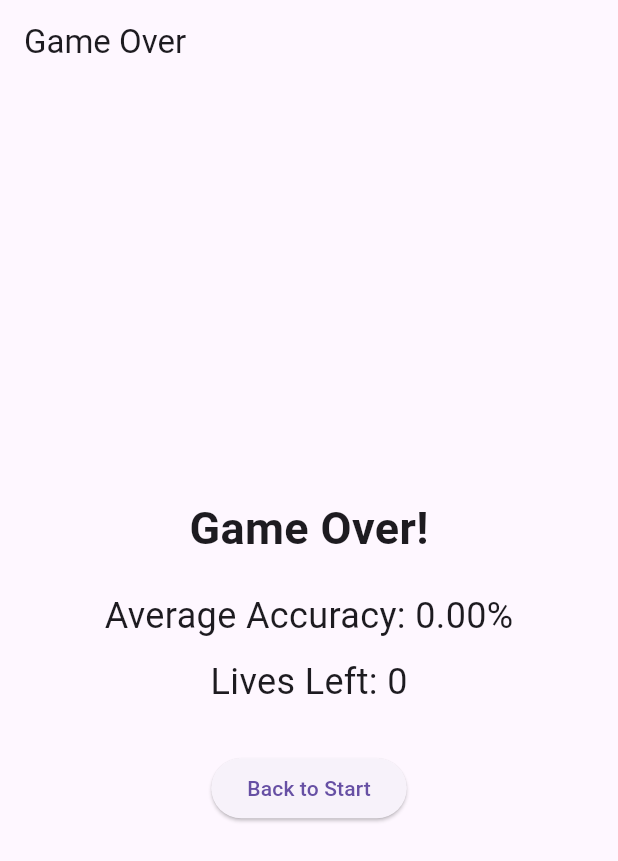
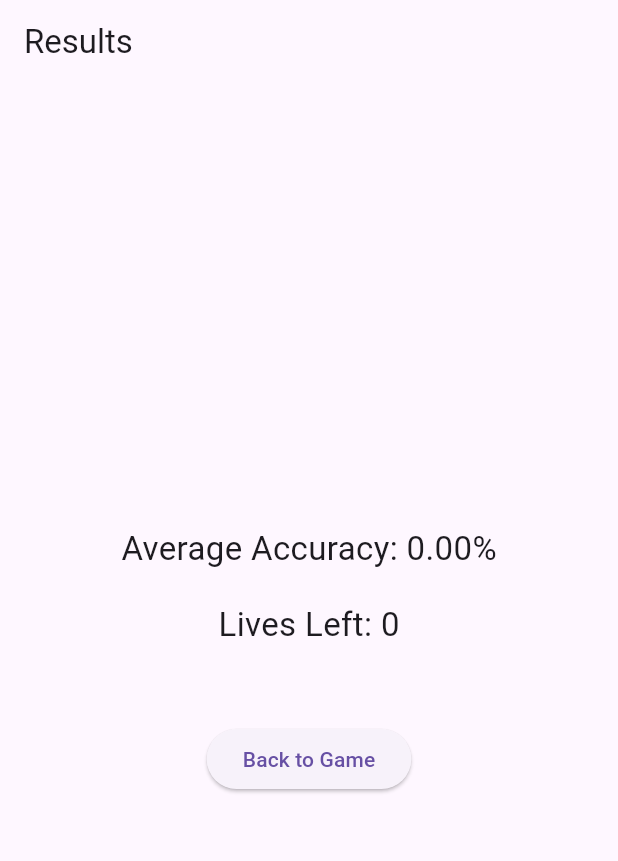
Before and after one commit to nazikanshaffAM/spello_onebysix, a Flutter app: the ResultPage screen opened directly with empty values, on a phone screen of 412 x 824 dp. Shown: the top 861 px of the screen. Run offline on Flutter 3.47's test engine with Material 3 defaults, Android fonts, the phone set to English and light mode, and no system bars; our stand-ins replace animated_toggle_switch, fl_chart, flutter_slidable, shelf, smooth_page_indicator; missing offline and left inert: record, shelf_router, tutorial_coach_mark.

```diff
--- a/game2/lib/ui/hangman_page.dart
+++ b/game2/lib/ui/hangman_page.dart
@@ -94,6 +94,7 @@ class _HangmanPageState extends State<HangmanPage> {
   void _lose([_]) {
     setState(() {
       _activeImage = progressImages[7];
+      _isGameOver = true; // Disable further button presses when game is lost
     });
 
     Future.delayed(Duration(seconds: 1), () {
@@ -104,7 +105,6 @@ class _HangmanPageState extends State<HangmanPage> {
   void _gameOver([_]) {
     setState(() {
       _showNewGame = true;
-      _isGameOver = true;
     });
 
     Navigator.pushReplacement(
--- a/game2/lib/ui/results_page.dart
+++ b/game2/lib/ui/results_page.dart
@@ -10,32 +10,27 @@ class ResultPage extends StatelessWidget {
   Widget build(BuildContext context) {
     return Scaffold(
       appBar: AppBar(
-        title: Text('Game Over'),
+        title: Text('Results'),
       ),
       body: Center(
         child: Column(
           mainAxisAlignment: MainAxisAlignment.center,
           children: <Widget>[
             Text(
-              'Game Over!',
-              style: TextStyle(fontSize: 30.0, fontWeight: FontWeight.bold),
+              'Average Accuracy: ${averageAccuracy.toStringAsFixed(2)}%',
+              style: TextStyle(fontSize: 22),
             ),
             SizedBox(height: 20),
             Text(
-              'Average Accuracy: ${averageAccuracy.toStringAsFixed(2)}%',
-              style: TextStyle(fontSize: 24.0),
+              'Lives Left: $livesLeft',
+              style: TextStyle(fontSize: 22),
             ),
-            SizedBox(height: 10),
-            Text(
-              'Lives Left: $livesLeft',
-              style: TextStyle(fontSize: 24.0),
-            ),
-            SizedBox(height: 30),
+            SizedBox(height: 50),
             ElevatedButton(
               onPressed: () {
                 Navigator.pop(context);
               },
-              child: Text('Back to Start'),
+              child: Text('Back to Game'),
             ),
           ],
         ),
```
